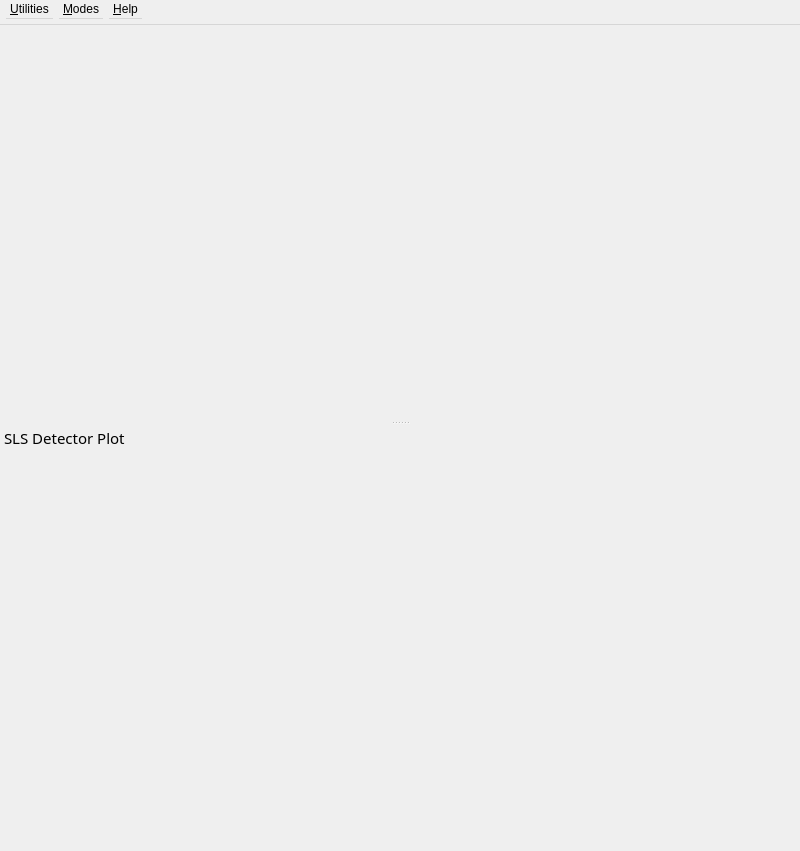
The window that slsDetectorGui/forms/form_detectormain.ui (slsdetectorgroup/slsDetectorPackage) describes before a commit, drawn with Qt 5.
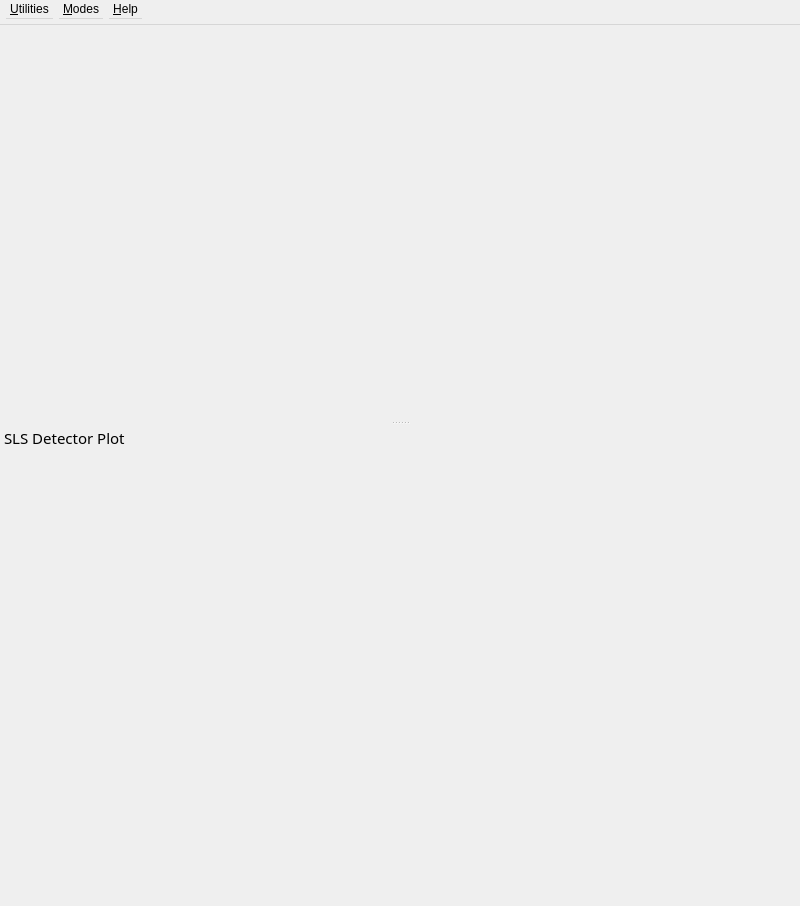
The same window after the commit.

Patch:
```diff
--- a/slsDetectorGui/forms/form_detectormain.ui
+++ b/slsDetectorGui/forms/form_detectormain.ui
@@ -10,7 +10,7 @@
     <x>0</x>
     <y>0</y>
     <width>800</width>
-    <height>851</height>
+    <height>906</height>
    </rect>
   </property>
   <property name="sizePolicy">
```
Left out of the diff: 1 changed line with no effect on the pictures.
